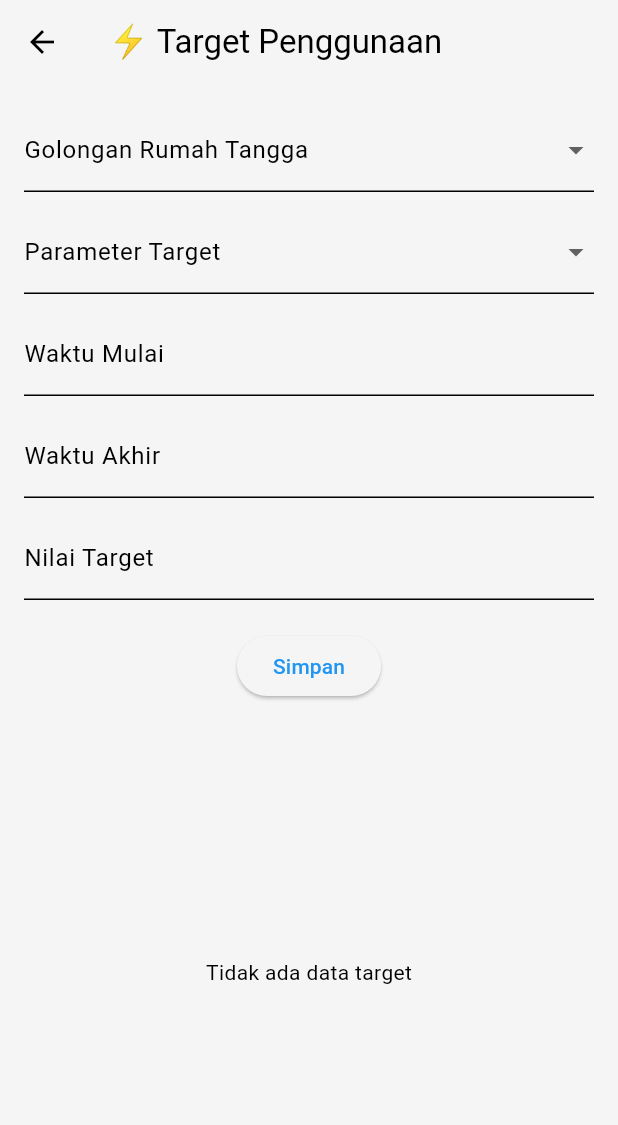
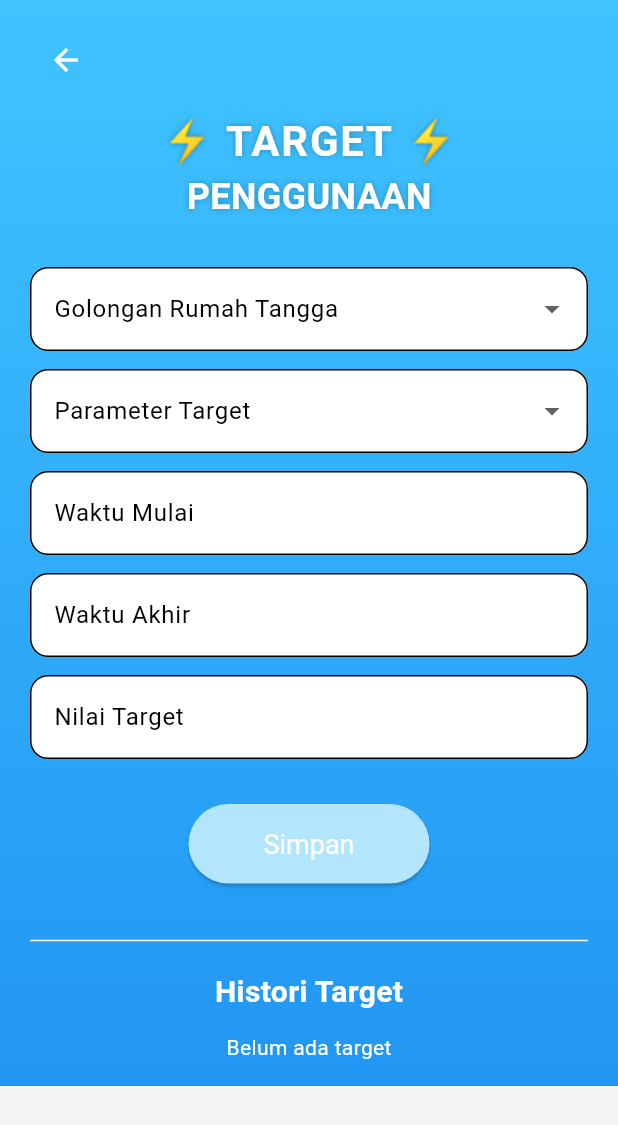
Before and after one commit to Shafasp26/emonic, a Flutter app: the screen it shows once a user with an empty profile is signed in, item 2 of the bottom bar chosen, on a phone screen of 412 x 824 dp. Shown: the top 1125 px of the screen. Run offline on Flutter 3.47's test engine with Material 3 defaults, Android fonts, the phone set to English and light mode, and no system bars; our stand-ins replace bloc, cloud_firestore, equatable, firebase_auth, firebase_core, flutter_bloc and 1 more; accounts and stored records are empty; network calls fail.

Commit message:
perubahan halaman target pengguna ke 2 shafacantik

```diff
--- a/lib/screens/home/views/target_pengguna.dart
+++ b/lib/screens/home/views/target_pengguna.dart
@@ -14,7 +14,8 @@ class _TargetPenggunaanScreenState extends State<TargetPenggunaanScreen> {
   DateTime? startDate;
   DateTime? endDate;
   final targetController = TextEditingController();
-  final _formKey = GlobalKey<FormState>();  // GlobalKey untuk form
+  final _formKey = GlobalKey<FormState>();
+  DocumentSnapshot? editingTarget;
 
   List<String> golonganOptions = [
     "R-1/TR Daya 900 VA",
@@ -30,7 +31,6 @@ class _TargetPenggunaanScreenState extends State<TargetPenggunaanScreen> {
     "Biaya (Rp)",
   ];
 
-  // Fungsi untuk memilih tanggal
   Future<void> pickDate({required bool isStart}) async {
     final DateTime? picked = await showDatePicker(
       context: context,
@@ -49,17 +49,27 @@ class _TargetPenggunaanScreenState extends State<TargetPenggunaanScreen> {
     }
   }
 
-  // Fungsi untuk menyimpan data ke Firestore
   void _saveToFirestore() async {
     if (_formKey.currentState?.validate() ?? false) {
-      // Validasi berhasil
       if (selectedGolongan != null &&
           selectedParameter != null &&
           startDate != null &&
           endDate != null &&
           targetController.text.isNotEmpty) {
         try {
-          // Simpan data ke Firestore
+          if (editingTarget != null) {
+            await FirebaseFirestore.instance
+                .collection('targets')
+                .doc(editingTarget!.id)
+                .update({
+              'golongan': selectedGolongan,
+              'parameter': selectedParameter,
+              'startDate': Timestamp.fromDate(startDate!),
+              'endDate': Timestamp.fromDate(endDate!),
+              'target': targetController.text,
+              'updatedAt': Timestamp.now(),
+            });
+          } else {
             await FirebaseFirestore.instance.collection('targets').add({
               'golongan': selectedGolongan,
               'parameter': selectedParameter,
@@ -68,22 +78,23 @@ class _TargetPenggunaanScreenState extends State<TargetPenggunaanScreen> {
               'target': targetController.text,
               'createdAt': Timestamp.now(),
             });
+          }
 
           print("Data berhasil disimpan");
-          // Kosongkan form setelah data disimpan
-          targetController.clear();
+
           setState(() {
+            editingTarget = null;
             selectedGolongan = null;
             selectedParameter = null;
             startDate = null;
             endDate = null;
+            targetController.clear();
           });
         } catch (e) {
           print("Terjadi error saat menyimpan data: $e");
         }
       }
     } else {
-      // Jika form tidak valid
       print("Form tidak valid");
     }
   }
@@ -91,135 +102,217 @@ class _TargetPenggunaanScreenState extends State<TargetPenggunaanScreen> {
   @override
   Widget build(BuildContext context) {
     return Scaffold(
-      appBar: AppBar(title: Text("⚡ Target Penggunaan")),
-      body: Padding(
-        padding: const EdgeInsets.all(16.0),
-        child: Form(  // Tambahkan Form untuk validasi
-          key: _formKey,  // Kunci form untuk validasi
+      body: Container(
+        decoration: const BoxDecoration(
+          gradient: LinearGradient(
+            begin: Alignment.topCenter,
+            end: Alignment.bottomCenter,
+            colors: [Colors.lightBlueAccent, Colors.blue],
+          ),
+        ),
+        child: SafeArea(
+          child: SingleChildScrollView(
+            child: Padding(
+              padding: const EdgeInsets.symmetric(horizontal: 20, vertical: 16),
+              child: Column(
+                crossAxisAlignment: CrossAxisAlignment.center,
+                children: [
+                  Align(
+                    alignment: Alignment.centerLeft,
+                    child: IconButton(
+                      icon: const Icon(Icons.arrow_back, color: Colors.white),
+                      onPressed: () => Navigator.pop(context),
+                    ),
+                  ),
+                  const SizedBox(height: 10),
+                  const Text(
+                    "⚡ TARGET ⚡",
+                    style: TextStyle(
+                      fontSize: 28,
+                      fontWeight: FontWeight.bold,
+                      color: Colors.white,
+                      letterSpacing: 1.2,
+                      shadows: [Shadow(blurRadius: 5, color: Colors.black26)],
+                    ),
+                  ),
+                  const Text(
+                    "PENGGUNAAN",
+                    style: TextStyle(
+                      fontSize: 24,
+                      fontWeight: FontWeight.w700,
+                      color: Colors.white,
+                      shadows: [Shadow(blurRadius: 5, color: Colors.black26)],
+                    ),
+                  ),
+                  const SizedBox(height: 30),
+                  Form(
+                    key: _formKey,
                     child: Column(
                       children: [
-              // Dropdown untuk Golongan Rumah Tangga
-              DropdownButtonFormField<String>(
-                decoration: InputDecoration(labelText: "Golongan Rumah Tangga"),
+                        _buildRoundedDropdown(
+                          label: "Golongan Rumah Tangga",
                           value: selectedGolongan,
+                          items: golonganOptions,
                           onChanged: (value) => setState(() => selectedGolongan = value),
-                validator: (value) {
-                  if (value == null) {
-                    return 'Golongan harus dipilih';
+                        ),
+                        const SizedBox(height: 12),
+                        _buildRoundedDropdown(
+                          label: "Parameter Target",
+                          value: selectedParameter,
+                          items: parameterOptions,
+                          onChanged: (value) => setState(() => selectedParameter = value),
+                        ),
+                        const SizedBox(height: 12),
+                        _buildRoundedDateField("Waktu Mulai", startDate, () => pickDate(isStart: true)),
+                        const SizedBox(height: 12),
+                        _buildRoundedDateField("Waktu Akhir", endDate, () => pickDate(isStart: false)),
+                        const SizedBox(height: 12),
+                        _buildRoundedTextField("Nilai Target", targetController),
+                        const SizedBox(height: 30),
+                        ElevatedButton(
+                          onPressed: _saveToFirestore,
+                          style: ElevatedButton.styleFrom(
+                            padding: const EdgeInsets.symmetric(vertical: 16, horizontal: 50),
+                            shape: RoundedRectangleBorder(borderRadius: BorderRadius.circular(30)),
+                            backgroundColor: Colors.lightBlue.shade100,
+                            foregroundColor: Colors.white,
+                            textStyle: const TextStyle(fontSize: 18),
+                          ),
+                          child: const Text("Simpan"),
+                        ),
+                      ],
+                    ),
+                  ),
+                  const SizedBox(height: 30),
+                  const Divider(color: Colors.white),
+                  const SizedBox(height: 12),
+                  const Text(
+                    "Histori Target",
+                    style: TextStyle(
+                      fontSize: 20,
+                      fontWeight: FontWeight.bold,
+                      color: Colors.white,
+                    ),
+                  ),
+                  const SizedBox(height: 12),
+                  StreamBuilder<QuerySnapshot>(
+                    stream: FirebaseFirestore.instance
+                        .collection('targets')
+                        .orderBy('createdAt', descending: true)
+                        .snapshots(),
+                    builder: (context, snapshot) {
+                      if (snapshot.connectionState == ConnectionState.waiting) {
+                        return const CircularProgressIndicator();
                       }
-                  return null;
-                },
-                items: golonganOptions
-                    .map((g) => DropdownMenuItem(value: g, child: Text(g)))
-                    .toList(),
-              ),
-              SizedBox(height: 12),
-              // Dropdown untuk Parameter Target
-              DropdownButtonFormField<String>(
-                decoration: InputDecoration(labelText: "Parameter Target"),
-                value: selectedParameter,
-                onChanged: (value) => setState(() => selectedParameter = value),
-                validator: (value) {
-                  if (value == null) {
-                    return 'Parameter harus dipilih';
+                      if (!snapshot.hasData || snapshot.data!.docs.isEmpty) {
+                        return const Text("Belum ada target", style: TextStyle(color: Colors.white));
                       }
-                  return null;
-                },
-                items: parameterOptions
-                    .map((p) => DropdownMenuItem(value: p, child: Text(p)))
-                    .toList(),
-              ),
-              SizedBox(height: 12),
-              // Tanggal Mulai
-              TextFormField(
-                readOnly: true,
-                decoration: InputDecoration(
-                  labelText: "Waktu Mulai",
-                ),
-                onTap: () => pickDate(isStart: true),
-                controller: TextEditingController(
-                    text: startDate != null
-                        ? "${startDate!.day}/${startDate!.month}/${startDate!.year}"
-                        : ""),
-                validator: (value) {
-                  if (value == null || value.isEmpty) {
-                    return 'Tanggal mulai harus dipilih';
-                  }
-                  return null;
+                      return ListView.builder(
+                        shrinkWrap: true,
+                        physics: const NeverScrollableScrollPhysics(),
+                        itemCount: snapshot.data!.docs.length,
+                        itemBuilder: (context, index) {
+                          final doc = snapshot.data!.docs[index];
+                          final data = doc.data() as Map<String, dynamic>;
+                          final start = (data['startDate'] as Timestamp).toDate();
+                          final end = (data['endDate'] as Timestamp).toDate();
+
+                          return Card(
+                            shape: RoundedRectangleBorder(borderRadius: BorderRadius.circular(12)),
+                            child: ListTile(
+                              title: Text("${data['golongan']} - ${data['parameter']}"),
+                              subtitle: Text(
+                                  "Target: ${data['target']} \n${start.day}/${start.month}/${start.year} - ${end.day}/${end.month}/${end.year}"),
+                              isThreeLine: true,
+                              trailing: Row(
+                                mainAxisSize: MainAxisSize.min,
+                                children: [
+                                  IconButton(
+                                    icon: const Icon(Icons.edit, color: Colors.blue),
+                                    onPressed: () {
+                                      setState(() {
+                                        editingTarget = doc;
+                                        selectedGolongan = data['golongan'];
+                                        selectedParameter = data['parameter'];
+                                        startDate = start;
+                                        endDate = end;
+                                        targetController.text = data['target'];
+                                      });
                                     },
                                   ),
-              SizedBox(height: 12),
-              // Tanggal Akhir
-              TextFormField(
-                readOnly: true,
-                decoration: InputDecoration(
-                  labelText: "Waktu Akhir",
-                ),
-                onTap: () => pickDate(isStart: false),
-                controller: TextEditingController(
-                    text: endDate != null
-                        ? "${endDate!.day}/${endDate!.month}/${endDate!.year}"
-                        : ""),
-                validator: (value) {
-                  if (value == null || value.isEmpty) {
-                    return 'Tanggal akhir harus dipilih';
-                  }
-                  return null;
+                                  IconButton(
+                                    icon: const Icon(Icons.delete, color: Colors.red),
+                                    onPressed: () async {
+                                      await FirebaseFirestore.instance
+                                          .collection('targets')
+                                          .doc(doc.id)
+                                          .delete();
                                     },
                                   ),
-              SizedBox(height: 12),
-              // Nilai Target
-              TextFormField(
-                decoration: InputDecoration(
-                  labelText: "Nilai Target",
+                                ],
                               ),
-                controller: targetController,
-                keyboardType: TextInputType.number,
-                validator: (value) {
-                  if (value == null || value.isEmpty) {
-                    return 'Nilai target tidak boleh kosong';
-                  }
-                  return null;  // Validasi berhasil jika tidak ada error
-                },
                             ),
-              SizedBox(height: 20),
-              // Tombol Simpan
-              ElevatedButton(
-                onPressed: _saveToFirestore,  // Panggil simpan ke Firestore
-                child: Text("Simpan"),
-              ),
-              SizedBox(height: 20),
-              // Menampilkan Data dari Firestore
-              Expanded(
-                child: StreamBuilder<QuerySnapshot>(
-                  stream: FirebaseFirestore.instance.collection('targets').snapshots(),
-                  builder: (context, snapshot) {
-                    if (snapshot.connectionState == ConnectionState.waiting) {
-                      return Center(child: CircularProgressIndicator());
-                    }
-                    if (!snapshot.hasData || snapshot.data!.docs.isEmpty) {
-                      return Center(child: Text("Tidak ada data target"));
-                    }
-
-                    var data = snapshot.data!.docs;
-                    return ListView.builder(
-                      itemCount: data.length,
-                      itemBuilder: (context, index) {
-                        var target = data[index];
-                        return ListTile(
-                          title: Text("Golongan: ${target['golongan']}"),
-                          subtitle: Text("Parameter: ${target['parameter']}"),
-                          trailing: Text("Target: ${target['target']}"),
                           );
                         },
                       );
                     },
                   ),
+                ],
               ),
-            ],
+            ),
           ),
         ),
       ),
     );
   }
+
+  Widget _buildRoundedDropdown({
+    required String label,
+    required String? value,
+    required List<String> items,
+    required Function(String?) onChanged,
+  }) {
+    return DropdownButtonFormField<String>(
+      decoration: InputDecoration(
+        filled: true,
+        fillColor: Colors.white,
+        labelText: label,
+        border: OutlineInputBorder(borderRadius: BorderRadius.circular(12)),
+      ),
+      value: value,
+      onChanged: onChanged,
+      validator: (val) => val == null ? '$label harus dipilih' : null,
+      items: items.map((item) => DropdownMenuItem(value: item, child: Text(item))).toList(),
+    );
   }
+
+  Widget _buildRoundedDateField(String label, DateTime? date, VoidCallback onTap) {
+    return TextFormField(
+      readOnly: true,
+      onTap: onTap,
+      controller: TextEditingController(
+          text: date != null ? "${date.day}/${date.month}/${date.year}" : ""),
+      decoration: InputDecoration(
+        filled: true,
+        fillColor: Colors.white,
+        labelText: label,
+        border: OutlineInputBorder(borderRadius: BorderRadius.circular(12)),
+      ),
+      validator: (val) => val == null || val.isEmpty ? '$label harus dipilih' : null,
+    );
+  }
+
+  Widget _buildRoundedTextField(String label, TextEditingController controller) {
+    return TextFormField(
+      controller: controller,
+      keyboardType: TextInputType.number,
+      decoration: InputDecoration(
+        filled: true,
+        fillColor: Colors.white,
+        labelText: label,
+        border: OutlineInputBorder(borderRadius: BorderRadius.circular(12)),
+      ),
+      validator: (val) => val == null || val.isEmpty ? '$label tidak boleh kosong' : null,
+    );
+  }
+}
```
Lines whose indentation alone changed are shown as unchanged.
